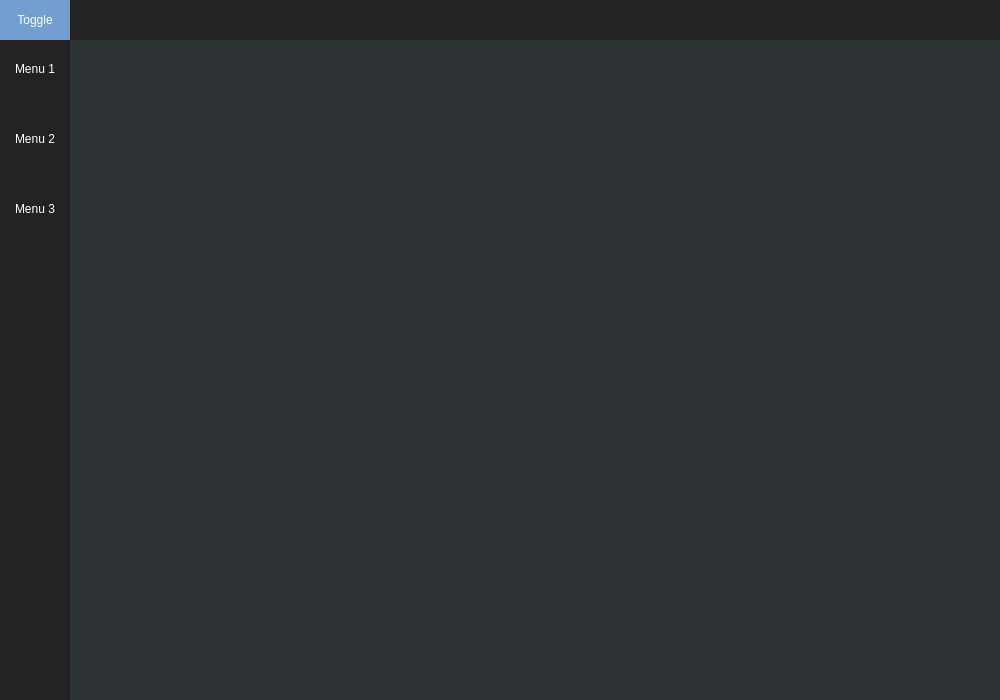
Above: implemntation/Librery_System/libgui.ui from medbenzekri/library before the change. Below: the same form after it.
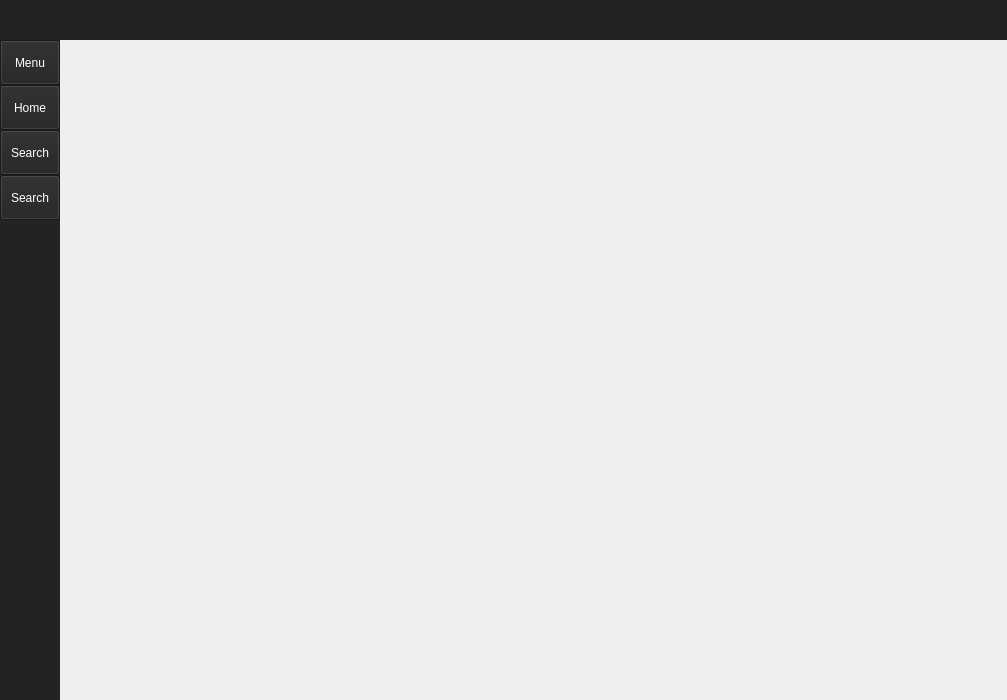
That is the form after the change. Icons and pictures are not drawn.

Diff of the .ui file:
```diff
--- a/implemntation/Librery_System/libgui.ui
+++ b/implemntation/Librery_System/libgui.ui
@@ -6,13 +6,13 @@
    <rect>
     <x>0</x>
     <y>0</y>
-    <width>1000</width>
+    <width>1007</width>
     <height>700</height>
    </rect>
   </property>
   <property name="minimumSize">
    <size>
-    <width>1000</width>
+    <width>45</width>
     <height>700</height>
    </size>
   </property>
@@ -20,9 +20,34 @@
    <string>library</string>
   </property>
   <property name="styleSheet">
-   <string notr="true">background-color: rgb(46, 52, 54);</string>
+   <string notr="true"/>
   </property>
   <widget class="QWidget" name="centralwidget">
+   <property name="styleSheet">
+    <string notr="true">
+QFrame&gt;QPushButton{
+    background-position:  left center;
+    background-repeat: no-repeat;
+	border: none;
+	border-left: 18px solid transparent ;
+	background-color: rgb(255, 0, 0);
+	text-align: left;
+	padding-left: 48px;	
+
+}
+/*
+//////////////////*/
+#top_bar:hover{
+background-color: rgb(46, 52, 54) ;
+}
+ #centralwidget *{
+background-color: rgb(46, 52, 54);
+}
+
+
+
+</string>
+   </property>
    <layout class="QVBoxLayout" name="verticalLayout">
     <property name="spacing">
      <number>0</number>
@@ -87,75 +112,6 @@
         <enum>QFrame::Raised</enum>
        </property>
       </widget>
-      <widget class="QFrame" name="frame_toggle">
-       <property name="geometry">
-        <rect>
-         <x>0</x>
-         <y>0</y>
-         <width>70</width>
-         <height>40</height>
-        </rect>
-       </property>
-       <property name="sizePolicy">
-        <sizepolicy hsizetype="Expanding" vsizetype="Expanding">
-         <horstretch>0</horstretch>
-         <verstretch>0</verstretch>
-        </sizepolicy>
-       </property>
-       <property name="minimumSize">
-        <size>
-         <width>0</width>
-         <height>0</height>
-        </size>
-       </property>
-       <property name="maximumSize">
-        <size>
-         <width>70</width>
-         <height>40</height>
-        </size>
-       </property>
-       <property name="styleSheet">
-        <string notr="true">background-color: rgb(114, 159, 207);</string>
-       </property>
-       <property name="frameShape">
-        <enum>QFrame::NoFrame</enum>
-       </property>
-       <property name="frameShadow">
-        <enum>QFrame::Raised</enum>
-       </property>
-       <layout class="QVBoxLayout" name="verticalLayout_2">
-        <property name="spacing">
-         <number>0</number>
-        </property>
-        <property name="leftMargin">
-         <number>0</number>
-        </property>
-        <property name="topMargin">
-         <number>0</number>
-        </property>
-        <property name="rightMargin">
-         <number>0</number>
-        </property>
-        <property name="bottomMargin">
-         <number>0</number>
-        </property>
-        <item>
-         <widget class="QPushButton" name="menu_toggle_btn">
-          <property name="styleSheet">
-           <string notr="true">color: rgb(255, 255, 255);
-background-color: rgb(114, 159, 207);
-border:0px solid;</string>
-          </property>
-          <property name="text">
-           <string>Toggle</string>
-          </property>
-          <property name="flat">
-           <bool>true</bool>
-          </property>
-         </widget>
-        </item>
-       </layout>
-      </widget>
      </widget>
     </item>
     <item>
@@ -186,13 +142,13 @@
         <widget class="QFrame" name="frame_left_menu">
          <property name="minimumSize">
           <size>
-           <width>70</width>
+           <width>60</width>
            <height>0</height>
           </size>
          </property>
          <property name="maximumSize">
           <size>
-           <width>70</width>
+           <width>60</width>
            <height>16777215</height>
           </size>
          </property>
@@ -205,9 +161,9 @@
          <property name="frameShadow">
           <enum>QFrame::Raised</enum>
          </property>
-         <layout class="QVBoxLayout" name="verticalLayout_3">
+         <layout class="QVBoxLayout" name="verticalLayout_2">
           <property name="spacing">
-           <number>6</number>
+           <number>0</number>
           </property>
           <property name="leftMargin">
            <number>0</number>
@@ -223,22 +179,40 @@
           </property>
           <item alignment="Qt::AlignTop">
            <widget class="QFrame" name="frame_menus">
+            <property name="styleSheet">
+             <string notr="true">
+QPushButton:hover{
+background-color: rgb(46, 52, 54);
+}</string>
+            </property>
             <property name="frameShape">
              <enum>QFrame::NoFrame</enum>
             </property>
             <property name="frameShadow">
              <enum>QFrame::Raised</enum>
             </property>
-            <layout class="QVBoxLayout" name="verticalLayout_4">
+            <layout class="QVBoxLayout" name="verticalLayout_3">
              <property name="spacing">
-              <number>30</number>
+              <number>0</number>
              </property>
+             <property name="leftMargin">
+              <number>0</number>
+             </property>
+             <property name="topMargin">
+              <number>0</number>
+             </property>
+             <property name="rightMargin">
+              <number>0</number>
+             </property>
+             <property name="bottomMargin">
+              <number>0</number>
+             </property>
              <item>
-              <widget class="QPushButton" name="btn_page1">
+              <widget class="QPushButton" name="menu_toggle">
                <property name="minimumSize">
                 <size>
                  <width>0</width>
-                 <height>40</height>
+                 <height>45</height>
                 </size>
                </property>
                <property name="palette">
@@ -441,17 +415,10 @@
                 </palette>
                </property>
                <property name="styleSheet">
-                <string notr="true">QPushButton{
-border:0px solid;
-color:rgb(255,255,255);
-background-color: rgb(35, 35, 35);
-}
-QPushButton:Hover{
-background-color: rgb(85, 170, 255);
-}</string>
+                <string notr="true">background-image: url(:/icons/icons/menu.png);</string>
                </property>
                <property name="text">
-                <string>Menu 1</string>
+                <string>Menu</string>
                </property>
                <property name="checkable">
                 <bool>false</bool>
@@ -468,11 +435,11 @@
               </widget>
              </item>
              <item>
-              <widget class="QPushButton" name="btn_page2">
+              <widget class="QPushButton" name="home_btn">
                <property name="minimumSize">
                 <size>
                  <width>0</width>
-                 <height>40</height>
+                 <height>45</height>
                 </size>
                </property>
                <property name="palette">
@@ -675,17 +642,10 @@
                 </palette>
                </property>
                <property name="styleSheet">
-                <string notr="true">QPushButton{
-border:0px solid;
-color:rgb(255,255,255);
-background-color: rgb(35, 35, 35);
-}
-QPushButton:Hover{
-background-color: rgb(85, 170, 255);
-}</string>
+                <string notr="true">background-image: url(:/icons/icons/icons8-home-24.png);</string>
                </property>
                <property name="text">
-                <string>Menu 2</string>
+                <string>Home</string>
                </property>
                <property name="checkable">
                 <bool>false</bool>
@@ -702,11 +662,11 @@
               </widget>
              </item>
              <item>
-              <widget class="QPushButton" name="btn_page3">
+              <widget class="QPushButton" name="search_btn">
                <property name="minimumSize">
                 <size>
                  <width>0</width>
-                 <height>40</height>
+                 <height>45</height>
                 </size>
                </property>
                <property name="palette">
@@ -909,17 +869,237 @@
                 </palette>
                </property>
                <property name="styleSheet">
-                <string notr="true">QPushButton{
-border:0px solid;
-color:rgb(255,255,255);
-background-color: rgb(35, 35, 35);
-}
-QPushButton:Hover{
-background-color: rgb(85, 170, 255);
-}</string>
+                <string notr="true">background-image: url(:/icons/icons/icons8-search-24.png);</string>
                </property>
                <property name="text">
-                <string>Menu 3</string>
+                <string>Search</string>
+               </property>
+               <property name="checkable">
+                <bool>false</bool>
+               </property>
+               <property name="autoDefault">
+                <bool>false</bool>
+               </property>
+               <property name="default">
+                <bool>false</bool>
+               </property>
+               <property name="flat">
+                <bool>false</bool>
+               </property>
+              </widget>
+             </item>
+             <item>
+              <widget class="QPushButton" name="wishlist_btn">
+               <property name="minimumSize">
+                <size>
+                 <width>0</width>
+                 <height>45</height>
+                </size>
+               </property>
+               <property name="palette">
+                <palette>
+                 <active>
+                  <colorrole role="WindowText">
+                   <brush brushstyle="SolidPattern">
+                    <color alpha="255">
+                     <red>255</red>
+                     <green>255</green>
+                     <blue>255</blue>
+                    </color>
+                   </brush>
+                  </colorrole>
+                  <colorrole role="Button">
+                   <brush brushstyle="SolidPattern">
+                    <color alpha="255">
+                     <red>35</red>
+                     <green>35</green>
+                     <blue>35</blue>
+                    </color>
+                   </brush>
+                  </colorrole>
+                  <colorrole role="Text">
+                   <brush brushstyle="SolidPattern">
+                    <color alpha="255">
+                     <red>255</red>
+                     <green>255</green>
+                     <blue>255</blue>
+                    </color>
+                   </brush>
+                  </colorrole>
+                  <colorrole role="ButtonText">
+                   <brush brushstyle="SolidPattern">
+                    <color alpha="255">
+                     <red>255</red>
+                     <green>255</green>
+                     <blue>255</blue>
+                    </color>
+                   </brush>
+                  </colorrole>
+                  <colorrole role="Base">
+                   <brush brushstyle="SolidPattern">
+                    <color alpha="255">
+                     <red>35</red>
+                     <green>35</green>
+                     <blue>35</blue>
+                    </color>
+                   </brush>
+                  </colorrole>
+                  <colorrole role="Window">
+                   <brush brushstyle="SolidPattern">
+                    <color alpha="255">
+                     <red>35</red>
+                     <green>35</green>
+                     <blue>35</blue>
+                    </color>
+                   </brush>
+                  </colorrole>
+                  <colorrole role="PlaceholderText">
+                   <brush brushstyle="NoBrush">
+                    <color alpha="128">
+                     <red>255</red>
+                     <green>255</green>
+                     <blue>255</blue>
+                    </color>
+                   </brush>
+                  </colorrole>
+                 </active>
+                 <inactive>
+                  <colorrole role="WindowText">
+                   <brush brushstyle="SolidPattern">
+                    <color alpha="255">
+                     <red>255</red>
+                     <green>255</green>
+                     <blue>255</blue>
+                    </color>
+                   </brush>
+                  </colorrole>
+                  <colorrole role="Button">
+                   <brush brushstyle="SolidPattern">
+                    <color alpha="255">
+                     <red>35</red>
+                     <green>35</green>
+                     <blue>35</blue>
+                    </color>
+                   </brush>
+                  </colorrole>
+                  <colorrole role="Text">
+                   <brush brushstyle="SolidPattern">
+                    <color alpha="255">
+                     <red>255</red>
+                     <green>255</green>
+                     <blue>255</blue>
+                    </color>
+                   </brush>
+                  </colorrole>
+                  <colorrole role="ButtonText">
+                   <brush brushstyle="SolidPattern">
+                    <color alpha="255">
+                     <red>255</red>
+                     <green>255</green>
+                     <blue>255</blue>
+                    </color>
+                   </brush>
+                  </colorrole>
+                  <colorrole role="Base">
+                   <brush brushstyle="SolidPattern">
+                    <color alpha="255">
+                     <red>35</red>
+                     <green>35</green>
+                     <blue>35</blue>
+                    </color>
+                   </brush>
+                  </colorrole>
+                  <colorrole role="Window">
+                   <brush brushstyle="SolidPattern">
+                    <color alpha="255">
+                     <red>35</red>
+                     <green>35</green>
+                     <blue>35</blue>
+                    </color>
+                   </brush>
+                  </colorrole>
+                  <colorrole role="PlaceholderText">
+                   <brush brushstyle="NoBrush">
+                    <color alpha="128">
+                     <red>255</red>
+                     <green>255</green>
+                     <blue>255</blue>
+                    </color>
+                   </brush>
+                  </colorrole>
+                 </inactive>
+                 <disabled>
+                  <colorrole role="WindowText">
+                   <brush brushstyle="SolidPattern">
+                    <color alpha="255">
+                     <red>255</red>
+                     <green>255</green>
+                     <blue>255</blue>
+                    </color>
+                   </brush>
+                  </colorrole>
+                  <colorrole role="Button">
+                   <brush brushstyle="SolidPattern">
+                    <color alpha="255">
+                     <red>35</red>
+                     <green>35</green>
+                     <blue>35</blue>
+                    </color>
+                   </brush>
+                  </colorrole>
+                  <colorrole role="Text">
+                   <brush brushstyle="SolidPattern">
+                    <color alpha="255">
+                     <red>255</red>
+                     <green>255</green>
+                     <blue>255</blue>
+                    </color>
+                   </brush>
+                  </colorrole>
+                  <colorrole role="ButtonText">
+                   <brush brushstyle="SolidPattern">
+                    <color alpha="255">
+                     <red>255</red>
+                     <green>255</green>
+                     <blue>255</blue>
+                    </color>
+                   </brush>
+                  </colorrole>
+                  <colorrole role="Base">
+                   <brush brushstyle="SolidPattern">
+                    <color alpha="255">
+                     <red>35</red>
+                     <green>35</green>
+                     <blue>35</blue>
+                    </color>
+                   </brush>
+                  </colorrole>
+                  <colorrole role="Window">
+                   <brush brushstyle="SolidPattern">
+                    <color alpha="255">
+                     <red>35</red>
+                     <green>35</green>
+                     <blue>35</blue>
+                    </color>
+                   </brush>
+                  </colorrole>
+                  <colorrole role="PlaceholderText">
+                   <brush brushstyle="NoBrush">
+                    <color alpha="128">
+                     <red>255</red>
+                     <green>255</green>
+                     <blue>255</blue>
+                    </color>
+                   </brush>
+                  </colorrole>
+                 </disabled>
+                </palette>
+               </property>
+               <property name="styleSheet">
+                <string notr="true">background-image: url(:/icons/icons/icons8-bookmark-24.png);</string>
+               </property>
+               <property name="text">
+                <string>Search</string>
                </property>
                <property name="checkable">
                 <bool>false</bool>
```
Left out of the diff: 10 changed lines with no effect on the pictures.
